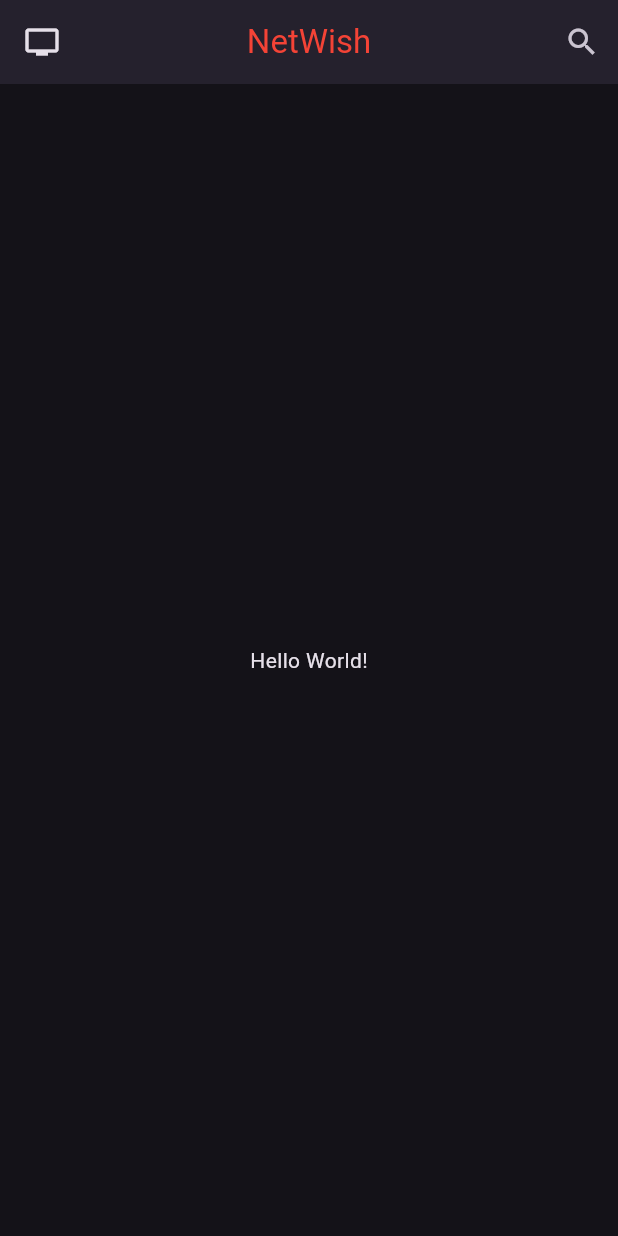
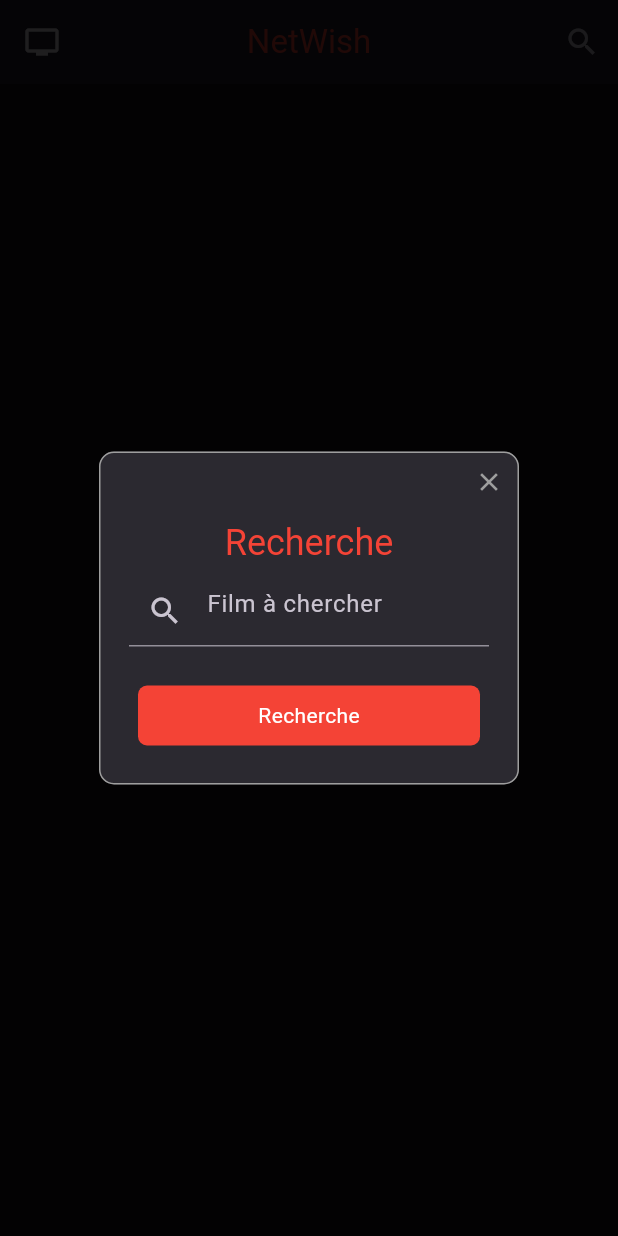
Before and after one commit to YohanErima/netwish, a Flutter app: the screen it shows after launch, after a tap on the "search" icon, on a phone screen of 412 x 824 dp. Run offline on Flutter 3.47's test engine with Material 3 defaults, Android fonts, the phone set to English and light mode, and no system bars; drawn by our look-alikes of rflutter_alert.

Commit message:
create a pop up for search

```diff
--- a/lib/main.dart
+++ b/lib/main.dart
@@ -12,6 +12,10 @@ class MainApp extends StatelessWidget {
 
   @override
   Widget build(BuildContext context) {
-    return HomeScreen();
+    return MaterialApp(
+        debugShowCheckedModeBanner: false,
+        title: "NetWish",
+        theme: ThemeData.dark(),
+        home: HomeScreen());
   }
 }
--- a/lib/screen/HomeScreen.dart
+++ b/lib/screen/HomeScreen.dart
@@ -1,6 +1,7 @@
-// ignore_for_file: prefer_const_constructors
+// ignore_for_file: prefer_const_constructors, prefer_const_literals_to_create_immutables
 
 import 'package:flutter/material.dart';
+import 'package:rflutter_alert/rflutter_alert.dart';
 
 class HomeScreen extends StatefulWidget {
   const HomeScreen({super.key});
@@ -12,11 +13,7 @@ class HomeScreen extends StatefulWidget {
 class _HomeScreenState extends State<HomeScreen> {
   @override
   Widget build(BuildContext context) {
-    return MaterialApp(
-      debugShowCheckedModeBanner: false,
-      title: "NetWish",
-      theme: ThemeData.dark(),
-      home: Scaffold(
+    return Scaffold(
       appBar: AppBar(
         elevation: 4,
         leading: IconButton(
@@ -28,12 +25,44 @@ class _HomeScreenState extends State<HomeScreen> {
           style: TextStyle(color: Colors.red),
         ),
         centerTitle: true,
-          actions: [IconButton(onPressed: () {}, icon: Icon(Icons.search))],
+        actions: [
+          IconButton(
+            onPressed: () {
+              Alert(
+                context: context,
+                title: 'Recherche',
+                style: AlertStyle(titleStyle: TextStyle(color: Colors.red)),
+                content: Column(
+                  children: [
+                    TextField(
+                      decoration: InputDecoration(
+                        prefixIcon: Icon(Icons.search),
+                        hintText: 'Film à chercher',
+                      ),
+                    ),
+                  ],
+                ),
+                buttons: [
+                  DialogButton(
+                    color: Colors.red,
+                    onPressed: () {
+                      Navigator.pop(context);
+                    },
+                    child: Text(
+                      'Recherche',
+                      style: TextStyle(color: Colors.white),
+                    ),
+                  ),
+                ],
+              ).show();
+            },
+            icon: Icon(Icons.search),
+          ),
+        ],
       ),
       body: Center(
         child: Text('Hello World!'),
       ),
-      ),
     );
   }
 }
--- a/pubspec.yaml
+++ b/pubspec.yaml
@@ -9,6 +9,7 @@ environment:
 dependencies:
   flutter:
     sdk: flutter
+  rflutter_alert: ^2.0.7
 
 dev_dependencies:
   flutter_test:
```
Also changed, not shown: pubspec.lock. Lines whose indentation alone changed are shown as unchanged.
